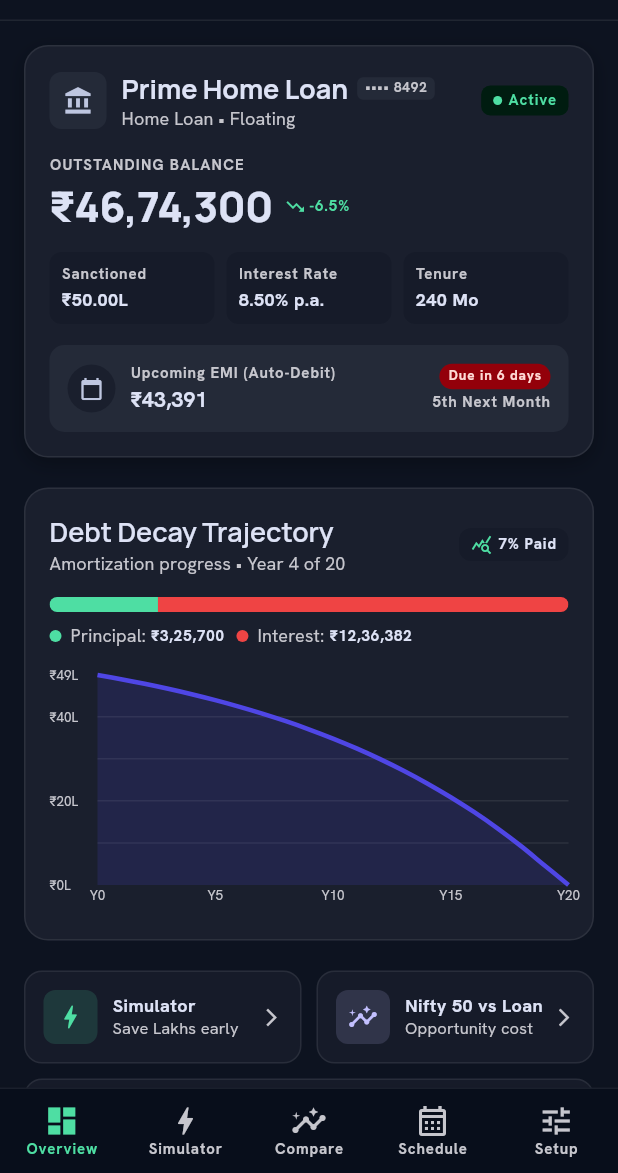
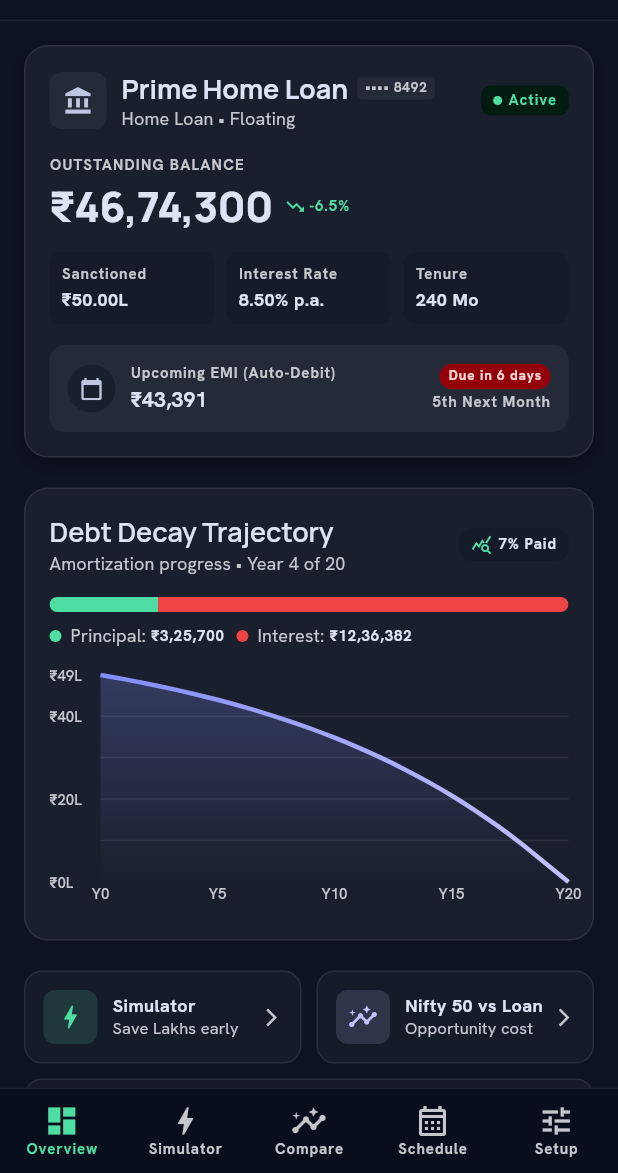
Before and after one commit to thanveeralisayed/Loan-optimizer, a Flutter app: the screen it shows after launch, on a phone screen of 412 x 824 dp, the part 63-1236 px from its top. Run offline on Flutter 3.47's test engine with Material 3 defaults, Android fonts, the phone set to English and light mode, and no system bars; drawn by our look-alikes of fl_chart; our stand-ins replace csv, flutter_riverpod, google_fonts, pdf.

Commit message:
fix(chart): high-contrast tooltip and gradient styling for Debt Decay Trajectory graph

```diff
--- a/lib/features/dashboard/loan_overview_screen.dart
+++ b/lib/features/dashboard/loan_overview_screen.dart
@@ -553,6 +553,75 @@
 
     return LineChart(
       LineChartData(
+        lineTouchData: LineTouchData(
+          enabled: true,
+          handleBuiltInTouches: true,
+          touchTooltipData: LineTouchTooltipData(
+            getTooltipColor: (touchedSpot) => AppColors.surfaceContainerHigh,
+            tooltipBorderRadius: BorderRadius.circular(8),
+            tooltipBorder: const BorderSide(
+              color: AppColors.borderLight,
+              width: 1,
+            ),
+            tooltipPadding: const EdgeInsets.symmetric(
+              horizontal: 12,
+              vertical: 8,
+            ),
+            tooltipMargin: 12,
+            fitInsideHorizontally: true,
+            fitInsideVertically: true,
+            getTooltipItems: (List<LineBarSpot> touchedSpots) {
+              return touchedSpots.map((spot) {
+                final year = spot.x.round();
+                final balanceLakhs = spot.y;
+                final balanceFormatted = balanceLakhs >= 100
+                    ? '₹${(balanceLakhs / 100).toStringAsFixed(2)} Cr'
+                    : '₹${balanceLakhs.toStringAsFixed(2)} L';
+
+                return LineTooltipItem(
+                  'Year $year\n',
+                  const TextStyle(
+                    color: AppColors.onSurfaceVariant,
+                    fontSize: 11,
+                    fontWeight: FontWeight.w500,
+                  ),
+                  children: [
+                    TextSpan(
+                      text: balanceFormatted,
+                      style: const TextStyle(
+                        color: AppColors.tertiary,
+                        fontSize: 14,
+                        fontWeight: FontWeight.w800,
+                      ),
+                    ),
+                  ],
+                );
+              }).toList();
+            },
+          ),
+          getTouchedSpotIndicator:
+              (LineChartBarData barData, List<int> spotIndexes) {
+            return spotIndexes.map((index) {
+              return TouchedSpotIndicatorData(
+                FlLine(
+                  color: AppColors.tertiary.withValues(alpha: 0.5),
+                  strokeWidth: 1.5,
+                  dashArray: [4, 4],
+                ),
+                FlDotData(
+                  show: true,
+                  getDotPainter: (spot, percent, bar, idx) =>
+                      FlDotCirclePainter(
+                    radius: 5,
+                    color: AppColors.tertiary,
+                    strokeWidth: 2,
+                    strokeColor: AppColors.surface,
+                  ),
+                ),
+              );
+            }).toList();
+          },
+        ),
         gridData: FlGridData(
           show: true,
           drawVerticalLine: false,
@@ -563,17 +632,20 @@
           ),
         ),
         titlesData: FlTitlesData(
-          rightTitles: const AxisTitles(sideTitles: SideTitles(showTitles: false)),
-          topTitles: const AxisTitles(sideTitles: SideTitles(showTitles: false)),
+          rightTitles:
+              const AxisTitles(sideTitles: SideTitles(showTitles: false)),
+          topTitles:
+              const AxisTitles(sideTitles: SideTitles(showTitles: false)),
           leftTitles: AxisTitles(
             sideTitles: SideTitles(
               showTitles: true,
-              reservedSize: 32,
+              reservedSize: 34,
               getTitlesWidget: (val, meta) => Text(
                 '₹${val.toInt()}L',
                 style: const TextStyle(
                   color: AppColors.onSurfaceVariant,
-                  fontSize: 9,
+                  fontSize: 10,
+                  fontWeight: FontWeight.w500,
                 ),
               ),
             ),
@@ -581,12 +653,13 @@
           bottomTitles: AxisTitles(
             sideTitles: SideTitles(
               showTitles: true,
-              reservedSize: 20,
+              reservedSize: 22,
               getTitlesWidget: (val, meta) => Text(
                 'Y${val.toInt()}',
                 style: const TextStyle(
                   color: AppColors.onSurfaceVariant,
-                  fontSize: 9,
+                  fontSize: 10,
+                  fontWeight: FontWeight.w500,
                 ),
               ),
             ),
@@ -597,12 +670,24 @@
           LineChartBarData(
             spots: spots,
             isCurved: true,
-            color: AppColors.accentIndigo,
+            gradient: const LinearGradient(
+              colors: [
+                Color(0xFF818CF8), // Vibrant Indigo
+                AppColors.secondary, // Crisp Lavender
+              ],
+            ),
             barWidth: 3,
             dotData: const FlDotData(show: false),
             belowBarData: BarAreaData(
               show: true,
-              color: AppColors.accentIndigo.withValues(alpha: 0.15),
+              gradient: LinearGradient(
+                begin: Alignment.topCenter,
+                end: Alignment.bottomCenter,
+                colors: [
+                  const Color(0xFF818CF8).withValues(alpha: 0.25),
+                  const Color(0xFF818CF8).withValues(alpha: 0.0),
+                ],
+              ),
             ),
           ),
         ],
```
Also changed, not shown: 1 other file.
